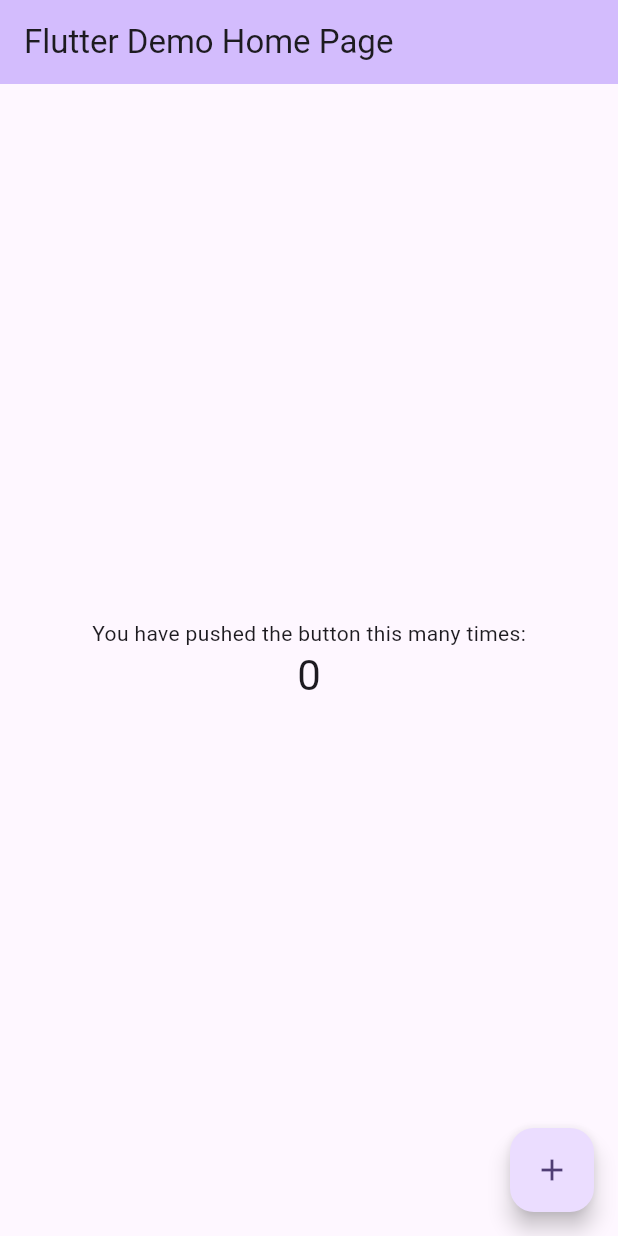
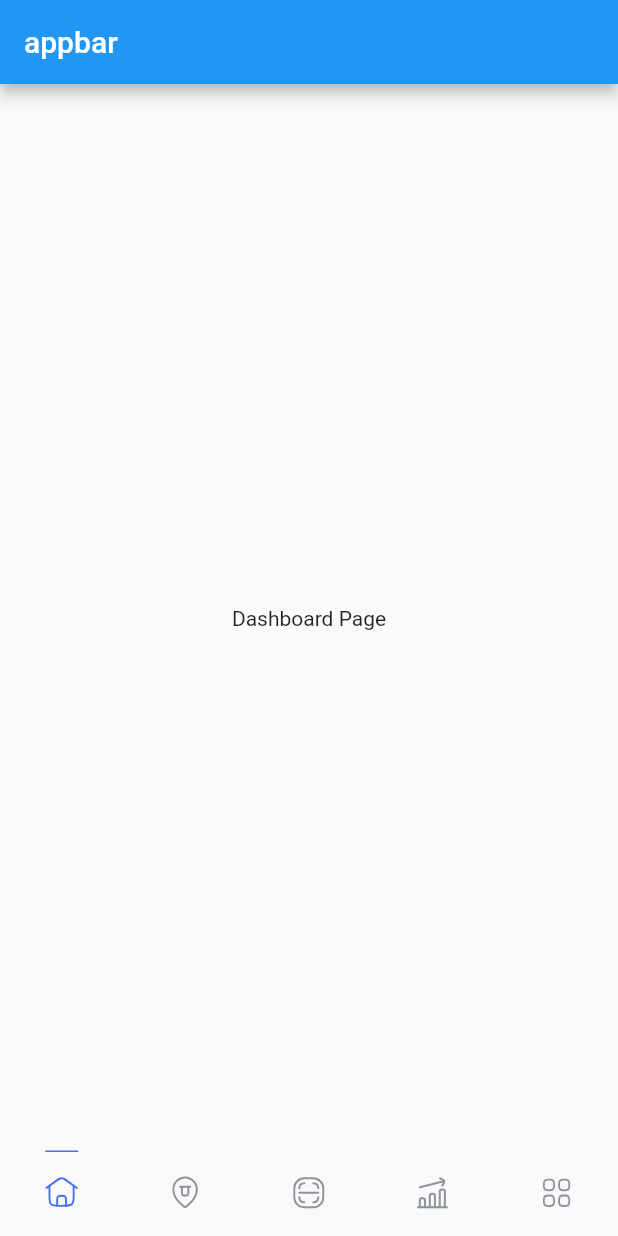
Before and after one commit to burakeraslan/flutter_ui, a Flutter app: the screen it shows after launch, on a phone screen of 412 x 824 dp. Run offline on Flutter 3.47's test engine with Material 2 defaults, Android fonts, the phone set to English and light mode, and no system bars; our stand-ins replace flutter_svg, get.

Commit message:
bottom navigation bar

```diff
--- /dev/null
+++ b/lib/core/svg_icons.dart
@@ -0,0 +1,7 @@
+class SvgIcons {
+  static String get home => 'assets/icons/home.svg';
+  static String get first => 'assets/icons/first.svg';
+  static String get second => 'assets/icons/second.svg';
+  static String get third => 'assets/icons/third.svg';
+  static String get fourth => 'assets/icons/fourth.svg';
+}
--- a/lib/main.dart
+++ b/lib/main.dart
@@ -1,4 +1,5 @@
 import 'package:flutter/material.dart';
+import 'package:flutter_ui/pages/home_page/home_page.dart';
 
 void main() {
   runApp(const MyApp());
@@ -7,119 +8,10 @@ void main() {
 class MyApp extends StatelessWidget {
   const MyApp({super.key});
 
-  // This widget is the root of your application.
   @override
   Widget build(BuildContext context) {
-    return MaterialApp(
-      title: 'Flutter Demo',
-      theme: ThemeData(
-        // This is the theme of your application.
-        //
-        // TRY THIS: Try running your application with "flutter run". You'll see
-        // the application has a blue toolbar. Then, without quitting the app,
-        // try changing the seedColor in the colorScheme below to Colors.green
-        // and then invoke "hot reload" (save your changes or press the "hot
-        // reload" button in a Flutter-supported IDE, or press "r" if you used
-        // the command line to start the app).
-        //
-        // Notice that the counter didn't reset back to zero; the application
-        // state is not lost during the reload. To reset the state, use hot
-        // restart instead.
-        //
-        // This works for code too, not just values: Most code changes can be
-        // tested with just a hot reload.
-        colorScheme: ColorScheme.fromSeed(seedColor: Colors.deepPurple),
-        useMaterial3: true,
-      ),
-      home: const MyHomePage(title: 'Flutter Demo Home Page'),
+    return const MaterialApp(
+      home: HomePage(),
     );
   }
 }
-
-class MyHomePage extends StatefulWidget {
-  const MyHomePage({super.key, required this.title});
-
-  // This widget is the home page of your application. It is stateful, meaning
-  // that it has a State object (defined below) that contains fields that affect
-  // how it looks.
-
-  // This class is the configuration for the state. It holds the values (in this
-  // case the title) provided by the parent (in this case the App widget) and
-  // used by the build method of the State. Fields in a Widget subclass are
-  // always marked "final".
-
-  final String title;
-
-  @override
-  State<MyHomePage> createState() => _MyHomePageState();
-}
-
-class _MyHomePageState extends State<MyHomePage> {
-  int _counter = 0;
-
-  void _incrementCounter() {
-    setState(() {
-      // This call to setState tells the Flutter framework that something has
-      // changed in this State, which causes it to rerun the build method below
-      // so that the display can reflect the updated values. If we changed
-      // _counter without calling setState(), then the build method would not be
-      // called again, and so nothing would appear to happen.
-      _counter++;
-    });
-  }
-
-  @override
-  Widget build(BuildContext context) {
-    // This method is rerun every time setState is called, for instance as done
-    // by the _incrementCounter method above.
-    //
-    // The Flutter framework has been optimized to make rerunning build methods
-    // fast, so that you can just rebuild anything that needs updating rather
-    // than having to individually change instances of widgets.
-    return Scaffold(
-      appBar: AppBar(
-        // TRY THIS: Try changing the color here to a specific color (to
-        // Colors.amber, perhaps?) and trigger a hot reload to see the AppBar
-        // change color while the other colors stay the same.
-        backgroundColor: Theme.of(context).colorScheme.inversePrimary,
-        // Here we take the value from the MyHomePage object that was created by
-        // the App.build method, and use it to set our appbar title.
-        title: Text(widget.title),
-      ),
-      body: Center(
-        // Center is a layout widget. It takes a single child and positions it
-        // in the middle of the parent.
-        child: Column(
-          // Column is also a layout widget. It takes a list of children and
-          // arranges them vertically. By default, it sizes itself to fit its
-          // children horizontally, and tries to be as tall as its parent.
-          //
-          // Column has various properties to control how it sizes itself and
-          // how it positions its children. Here we use mainAxisAlignment to
-          // center the children vertically; the main axis here is the vertical
-          // axis because Columns are vertical (the cross axis would be
-          // horizontal).
-          //
-          // TRY THIS: Invoke "debug painting" (choose the "Toggle Debug Paint"
-          // action in the IDE, or press "p" in the console), to see the
-          // wireframe for each widget.
-          mainAxisAlignment: MainAxisAlignment.center,
-          children: <Widget>[
-            const Text(
-              'You have pushed the button this many times:',
-            ),
-            Text(
-              '$_counter',
-              style: Theme.of(context).textTheme.headlineMedium,
-            ),
-          ],
-        ),
-      ),
-      floatingActionButton: FloatingActionButton(
-        onPressed: _incrementCounter,
-        tooltip: 'Increment',
-        child: const Icon(Icons.add),
-      ), // This trailing comma makes auto-formatting nicer for build methods.
-    );
-  }
-}
--- /dev/null
+++ b/lib/pages/home_page/dashboard_page/gift_cards_page/dashboard_page.dart
@@ -0,0 +1,14 @@
+import 'package:flutter/material.dart';
+
+class DashboardPage extends StatelessWidget {
+  const DashboardPage({super.key});
+
+  @override
+  Widget build(BuildContext context) {
+    return const Scaffold(
+      body: Center(
+        child: Text("Dashboard Page"),
+      ),
+    );
+  }
+}
--- /dev/null
+++ b/lib/pages/home_page/home_page.dart
@@ -0,0 +1,124 @@
+import 'package:flutter/material.dart';
+import 'package:flutter_svg/flutter_svg.dart';
+import 'package:flutter_ui/core/svg_icons.dart';
+import 'package:flutter_ui/pages/home_page/home_page_controller.dart';
+import 'package:get/get.dart';
+
+class HomePage extends StatelessWidget {
+  const HomePage({super.key});
+
+  @override
+  Widget build(BuildContext context) {
+    final controller = Get.put(HomePageController());
+
+    return Obx(
+      () => Scaffold(
+        appBar: AppBar(
+          title: const Text("appbar"),
+        ),
+        body: controller.pages[controller.currentIndex.value],
+        bottomNavigationBar: Stack(
+          children: [
+            BottomNavigationBar(
+              currentIndex: controller.currentIndex.value,
+              onTap: (index) {
+                controller.currentIndex.value = index;
+              },
+              elevation: 0,
+              backgroundColor: const Color(0xFFF9F9FB),
+              items: [
+                BottomNavigationBarItem(
+                  icon: SvgPicture.asset(
+                    SvgIcons.home,
+                    colorFilter: const ColorFilter.mode(Color(0xFF8E949A), BlendMode.srcIn),
+                    height: 22,
+                    width: 22,
+                  ),
+                  activeIcon: SvgPicture.asset(
+                    SvgIcons.home,
+                    colorFilter: const ColorFilter.mode(Color(0xFF466EFA), BlendMode.srcIn),
+                    height: 22,
+                    width: 22,
+                  ),
+                  label: 'Home',
+                ),
+                BottomNavigationBarItem(
+                  icon: SvgPicture.asset(
+                    SvgIcons.first,
+                    colorFilter: const ColorFilter.mode(Color(0xFF8E949A), BlendMode.srcIn),
+                    height: 22,
+                    width: 22,
+                  ),
+                  activeIcon: SvgPicture.asset(
+                    SvgIcons.first,
+                    colorFilter: const ColorFilter.mode(Color(0xFF466EFA), BlendMode.srcIn),
+                    height: 22,
+                    width: 22,
+                  ),
+                  label: 'First Empty',
+                ),
+                BottomNavigationBarItem(
+                  icon: SvgPicture.asset(
+                    SvgIcons.second,
+                    colorFilter: const ColorFilter.mode(Color(0xFF8E949A), BlendMode.srcIn),
+                    height: 22,
+                    width: 22,
+                  ),
+                  activeIcon: SvgPicture.asset(
+                    SvgIcons.second,
+                    colorFilter: const ColorFilter.mode(Color(0xFF466EFA), BlendMode.srcIn),
+                    height: 22,
+                    width: 22,
+                  ),
+                  label: 'Second Empty',
+                ),
+                BottomNavigationBarItem(
+                  icon: SvgPicture.asset(
+                    SvgIcons.third,
+                    colorFilter: const ColorFilter.mode(Color(0xFF8E949A), BlendMode.srcIn),
+                    height: 22,
+                    width: 22,
+                  ),
+                  activeIcon: SvgPicture.asset(
+                    SvgIcons.third,
+                    colorFilter: const ColorFilter.mode(Color(0xFF466EFA), BlendMode.srcIn),
+                    height: 22,
+                    width: 22,
+                  ),
+                  label: 'Third Empty',
+                ),
+                BottomNavigationBarItem(
+                  icon: SvgPicture.asset(
+                    SvgIcons.fourth,
+                    colorFilter: const ColorFilter.mode(Color(0xFF8E949A), BlendMode.srcIn),
+                    height: 22,
+                    width: 22,
+                  ),
+                  activeIcon: SvgPicture.asset(
+                    SvgIcons.fourth,
+                    colorFilter: const ColorFilter.mode(Color(0xFF466EFA), BlendMode.srcIn),
+                    height: 22,
+                    width: 22,
+                  ),
+                  label: 'Fourth Empty',
+                ),
+              ],
+              type: BottomNavigationBarType.fixed,
+              showSelectedLabels: false,
+              showUnselectedLabels: false,
+            ),
+            Positioned(
+              left: MediaQuery.of(context).size.width / controller.pages.length * controller.currentIndex.value + (MediaQuery.of(context).size.width / controller.pages.length - 22) / 2,
+              width: 22,
+              height: 0,
+              child: const Divider(
+                color: Color(0xFF466EFA),
+                thickness: 1,
+              ),
+            ),
+          ],
+        ),
+      ),
+    );
+  }
+}
--- /dev/null
+++ b/lib/pages/home_page/home_page_controller.dart
@@ -0,0 +1,14 @@
+import 'package:flutter/material.dart';
+import 'package:flutter_ui/pages/home_page/dashboard_page/gift_cards_page/dashboard_page.dart';
+import 'package:get/get.dart';
+
+class HomePageController extends GetxController {
+  RxList<Widget> pages = [
+    const DashboardPage(),
+    const Center(child: Text('First Empty')),
+    const Center(child: Text('Second Empty')),
+    const Center(child: Text('Third Empty')),
+    const Center(child: Text('Fourth Empty')),
+  ].obs;
+  RxInt currentIndex = 0.obs;
+}
```
Also changed, not shown: pubspec.yaml (+8 -72 lines), assets/icons/first.svg (added), assets/icons/fourth.svg (added), assets/icons/home.svg (added), assets/icons/second.svg (added), assets/icons/third.svg (added), lib/pages/home_page/dashboard_page/gift_cards_page/gift_cards_page.dart (added), lib/pages/home_page/dashboard_page/gift_cards_page/selected_gift_card_page/selected_gift_card_page.dart (added), pubspec.lock.
